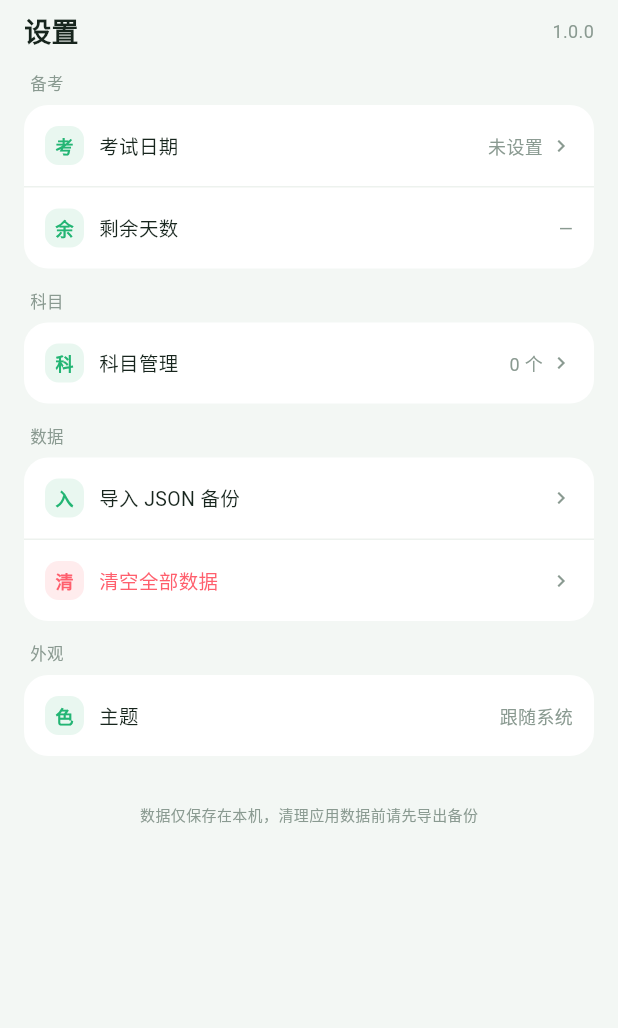
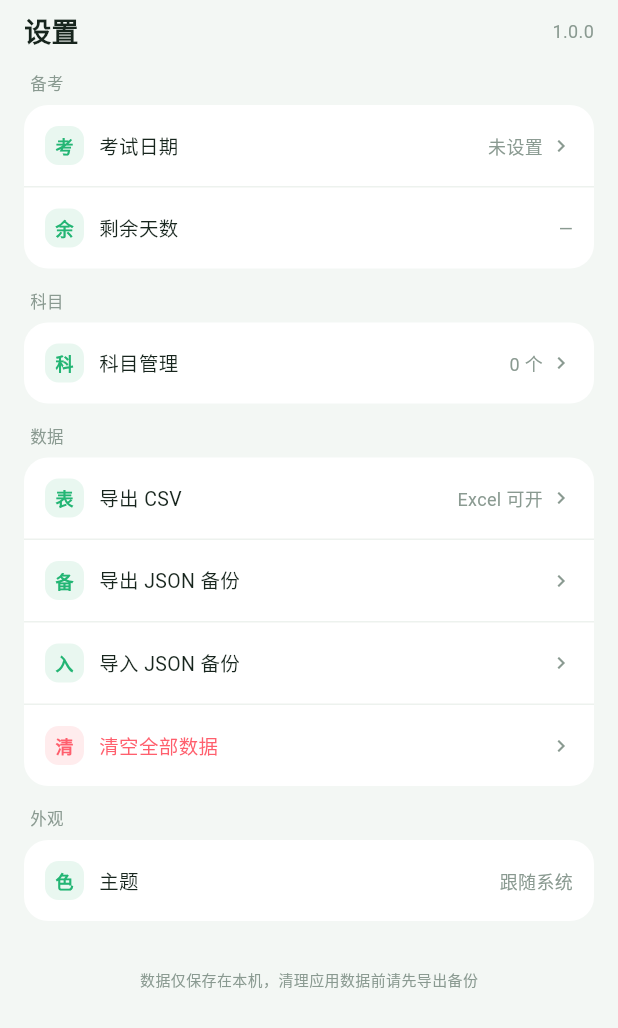
Before and after one commit to gyd258/kaoyan-time, a Flutter app: the SettingsPage widget shown alone on an empty page, opened directly, on a phone screen of 412 x 824 dp. Shown: the top 1028 px of the screen. Run offline on Flutter 3.47's test engine with Material 3 defaults, Android fonts, the phone set to English and light mode, and no system bars; our stand-ins replace file_picker, sqflite; accounts and stored records are empty.

Commit message:
feat: 设置页数据区恢复导出 CSV 与 JSON 备份

```diff
--- a/lib/features/settings/settings_page.dart
+++ b/lib/features/settings/settings_page.dart
@@ -1,9 +1,11 @@
 import 'dart:convert';
+import 'dart:typed_data';
 
 import 'package:file_picker/file_picker.dart';
 import 'package:flutter/material.dart';
 import 'package:provider/provider.dart';
 
+import '../../data/backup.dart';
 import '../../state/app_state.dart';
 import '../../theme.dart';
 import '../../utils/format.dart';
@@ -67,6 +69,19 @@ class SettingsPage extends StatelessWidget {
             ),
           ]),
           _group(context, '数据', [
+            _row(
+              context,
+              icon: '表',
+              title: '导出 CSV',
+              value: 'Excel 可开',
+              onTap: () => _exportCsv(context, state),
+            ),
+            _row(
+              context,
+              icon: '备',
+              title: '导出 JSON 备份',
+              onTap: () => _exportJson(context, state),
+            ),
             _row(
               context,
               icon: '入',
@@ -197,6 +212,40 @@ class SettingsPage extends StatelessWidget {
     if (picked != null) await state.setExamDate(picked);
   }
 
+  Future<void> _exportCsv(BuildContext context, AppState state) async {
+    try {
+      final csv = await state.exportCsv();
+      final bytes = Uint8List.fromList(utf8.encode('\uFEFF$csv'));
+      final path = await FilePicker.platform.saveFile(
+        dialogTitle: '保存 CSV',
+        fileName: 'yanshi_entries_${timestampName(DateTime.now())}.csv',
+        type: FileType.custom,
+        allowedExtensions: ['csv'],
+        bytes: bytes,
+      );
+      if (path != null && context.mounted) showToast(context, '已导出 CSV');
+    } catch (e) {
+      if (context.mounted) showToast(context, '导出失败：$e');
+    }
+  }
+
+  Future<void> _exportJson(BuildContext context, AppState state) async {
+    try {
+      final json = await state.exportJson();
+      final bytes = Uint8List.fromList(utf8.encode(json));
+      final path = await FilePicker.platform.saveFile(
+        dialogTitle: '保存备份',
+        fileName: 'yanshi_backup_${timestampName(DateTime.now())}.json',
+        type: FileType.custom,
+        allowedExtensions: ['json'],
+        bytes: bytes,
+      );
+      if (path != null && context.mounted) showToast(context, '已导出备份');
+    } catch (e) {
+      if (context.mounted) showToast(context, '导出失败：$e');
+    }
+  }
+
   Future<void> _importJson(BuildContext context, AppState state) async {
     final ok = await confirmAction(
       context,
```
